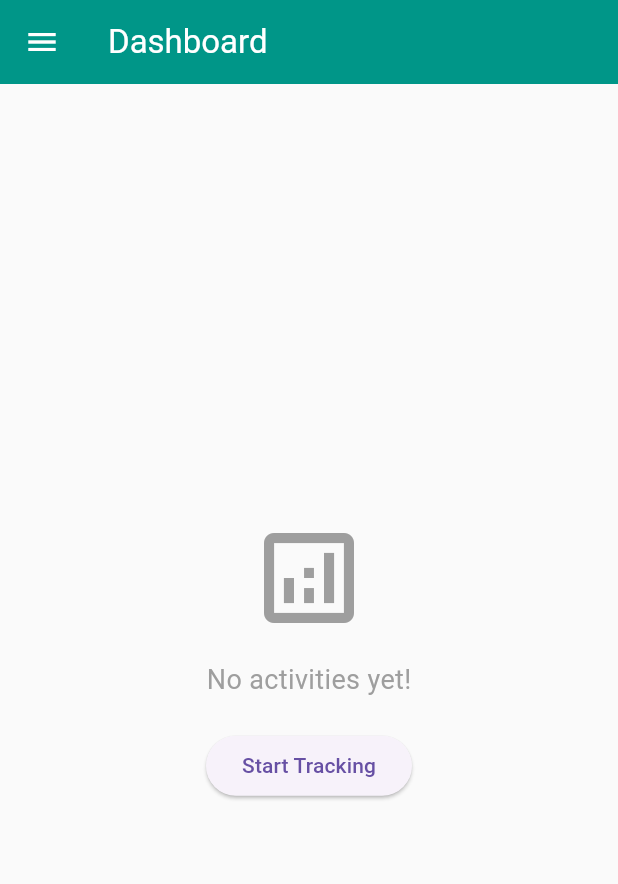
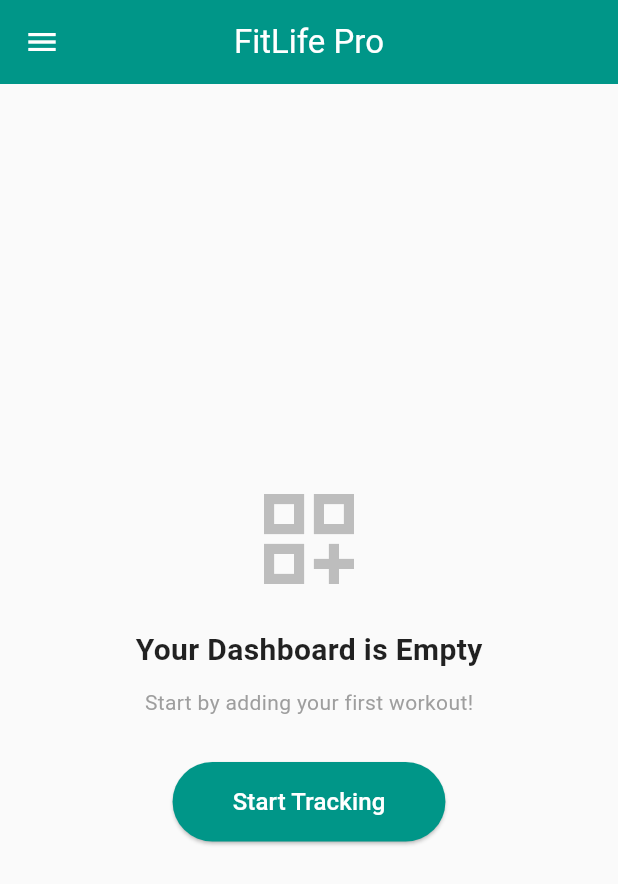
Before and after one commit to Sharouldroid/fitlife_pro, a Flutter app: the screen it shows once a user with an empty profile is signed in, on a phone screen of 412 x 824 dp. Shown: the top 884 px of the screen. Run offline on Flutter 3.47's test engine with Material 3 defaults, Android fonts, the phone set to English and light mode, and no system bars; our stand-ins replace cloud_firestore, firebase_auth, firebase_core; accounts and stored records are empty.

Commit message:
new update activity details and edit and dashboard

```diff
--- a/lib/screens/home/dashboard_screen.dart
+++ b/lib/screens/home/dashboard_screen.dart
@@ -10,15 +10,15 @@ class DashboardScreen extends StatelessWidget {
   Widget build(BuildContext context) {
     final User? user = FirebaseAuth.instance.currentUser;
     final String uid = user?.uid ?? '';
-
-    // 1. CHECK IF DARK MODE IS ON
-    // We use this boolean to change text colors dynamically
     final bool isDark = Theme.of(context).brightness == Brightness.dark;
 
     return Scaffold(
       appBar: AppBar(
-        title: const Text("Dashboard"),
-        // No hardcoded background color (handled by main.dart theme)
+        title: const Text("FitLife Pro"),
+        centerTitle: true,
+        elevation: 0,
+        backgroundColor: Colors.teal, // Transparent for modern look
+        foregroundColor: isDark ? Colors.teal : Colors.white, // Icon/Text color
       ),
       drawer: _buildDrawer(context, user),
       body: StreamBuilder<QuerySnapshot>(
@@ -32,7 +32,7 @@ class DashboardScreen extends StatelessWidget {
             return _buildEmptyState(context);
           }
 
-          // CALCULATE TOTALS
+          // --- CALCULATE TOTALS ---
           final docs = snapshot.data!.docs;
           final int totalWorkouts = docs.length;
           double totalCalories = 0;
@@ -54,34 +54,89 @@ class DashboardScreen extends StatelessWidget {
             }
           }
 
+          // --- MAIN LAYOUT ---
           return SingleChildScrollView(
-            padding: const EdgeInsets.all(16.0),
+            padding: const EdgeInsets.all(20.0),
             child: Column(
-              crossAxisAlignment: CrossAxisAlignment.stretch,
+              crossAxisAlignment: CrossAxisAlignment.start,
               children: [
-                const Text(
-                  "Your Progress",
-                  style: TextStyle(fontSize: 22, fontWeight: FontWeight.bold),
+                // 1. GREETING HEADER
+                Text(
+                  "Hello, ${user?.displayName ?? 'Athlete'}! 👋",
+                  style: TextStyle(
+                    fontSize: 26,
+                    fontWeight: FontWeight.bold,
+                    color: isDark ? Colors.white : Colors.black87,
+                  ),
                 ),
-                const SizedBox(height: 20),
-
-                // PASS 'isDark' TO THE STAT CARDS
-                _buildStatCard("Workouts", "$totalWorkouts", Icons.directions_run, Colors.teal, isDark),
-                const SizedBox(height: 10),
-                _buildStatCard("Calories", "${totalCalories.toStringAsFixed(0)} kcal", Icons.local_fire_department, Colors.orange, isDark),
-                const SizedBox(height: 10),
-                _buildStatCard("Duration", "$totalDuration mins", Icons.timer, Colors.blue, isDark),
+                Text(
+                  "Here is your daily summary.",
+                  style: TextStyle(
+                    fontSize: 16,
+                    color: isDark ? Colors.grey[400] : Colors.grey[600],
+                  ),
+                ),
 
                 const SizedBox(height: 30),
 
-                ElevatedButton.icon(
-                  onPressed: () => Navigator.pushNamed(context, '/add_activity'),
-                  icon: const Icon(Icons.add),
-                  label: const Text("Log New Activity"),
-                  style: ElevatedButton.styleFrom(
-                    backgroundColor: Colors.teal,
-                    padding: const EdgeInsets.all(15),
-                    textStyle: const TextStyle(fontSize: 18),
+                // 2. HERO CARD (Calories) - Uses Gradient
+                _buildGradientCard(
+                  title: "Calories Burned",
+                  value: "${totalCalories.toStringAsFixed(0)} kcal",
+                  icon: Icons.local_fire_department_rounded,
+                  colors: [Colors.orange.shade400, Colors.deepOrange.shade600],
+                ),
+
+                const SizedBox(height: 20),
+
+                // 3. ROW OF SMALLER CARDS
+                Row(
+                  children: [
+                    Expanded(
+                      child: _buildGradientCard(
+                        title: "Workouts",
+                        value: "$totalWorkouts",
+                        icon: Icons.fitness_center,
+                        colors: [Colors.teal.shade300, Colors.teal.shade700],
+                        isSmall: true,
+                      ),
+                    ),
+                    const SizedBox(width: 15),
+                    Expanded(
+                      child: _buildGradientCard(
+                        title: "Duration",
+                        value: "$totalDuration m",
+                        icon: Icons.timer,
+                        colors: [Colors.blue.shade300, Colors.blue.shade700],
+                        isSmall: true,
+                      ),
+                    ),
+                  ],
+                ),
+
+                const SizedBox(height: 40),
+
+                // 4. ACTION BUTTON
+                SizedBox(
+                  width: double.infinity,
+                  height: 55,
+                  child: ElevatedButton(
+                    onPressed: () => Navigator.pushNamed(context, '/add_activity'),
+                    style: ElevatedButton.styleFrom(
+                      backgroundColor: isDark ? Colors.grey[800] : Colors.white,
+                      foregroundColor: Colors.teal,
+                      elevation: 5,
+                      shape: RoundedRectangleBorder(borderRadius: BorderRadius.circular(15)),
+                      shadowColor: Colors.black26,
+                    ),
+                    child: const Row(
+                      mainAxisAlignment: MainAxisAlignment.center,
+                      children: [
+                        Icon(Icons.add_circle_outline, size: 28),
+                        SizedBox(width: 10),
+                        Text("Log New Activity", style: TextStyle(fontSize: 18, fontWeight: FontWeight.bold)),
+                      ],
+                    ),
                   ),
                 ),
               ],
@@ -92,56 +147,104 @@ class DashboardScreen extends StatelessWidget {
     );
   }
 
+  // --- MODERN GRADIENT CARD ---
+  Widget _buildGradientCard({
+    required String title,
+    required String value,
+    required IconData icon,
+    required List<Color> colors,
+    bool isSmall = false,
+  }) {
+    return Container(
+      height: isSmall ? 140 : 160,
+      padding: const EdgeInsets.all(20),
+      decoration: BoxDecoration(
+        gradient: LinearGradient(
+          begin: Alignment.topLeft,
+          end: Alignment.bottomRight,
+          colors: colors,
+        ),
+        borderRadius: BorderRadius.circular(25),
+        boxShadow: [
+          BoxShadow(
+            color: colors.last.withOpacity(0.4),
+            blurRadius: 12,
+            offset: const Offset(0, 8),
+          ),
+        ],
+      ),
+      child: Column(
+        crossAxisAlignment: CrossAxisAlignment.start,
+        mainAxisAlignment: MainAxisAlignment.spaceBetween,
+        children: [
+          // Icon Box
+          Container(
+            padding: const EdgeInsets.all(10),
+            decoration: BoxDecoration(
+              color: Colors.white.withOpacity(0.2),
+              shape: BoxShape.circle,
+            ),
+            child: Icon(icon, color: Colors.white, size: isSmall ? 24 : 30),
+          ),
+          // Text Data
+          Column(
+            crossAxisAlignment: CrossAxisAlignment.start,
+            children: [
+              Text(
+                value,
+                style: TextStyle(
+                  fontSize: isSmall ? 24 : 32,
+                  fontWeight: FontWeight.bold,
+                  color: Colors.white,
+                ),
+              ),
+              const SizedBox(height: 5),
+              Text(
+                title,
+                style: TextStyle(
+                  fontSize: 14,
+                  fontWeight: FontWeight.w500,
+                  color: Colors.white.withOpacity(0.9),
+                ),
+              ),
+            ],
+          ),
+        ],
+      ),
+    );
+  }
+
+  // --- EMPTY STATE ---
   Widget _buildEmptyState(BuildContext context) {
+    final bool isDark = Theme.of(context).brightness == Brightness.dark;
     return Center(
       child: Column(
         mainAxisAlignment: MainAxisAlignment.center,
         children: [
-          const Icon(Icons.analytics_outlined, size: 80, color: Colors.grey),
-          const SizedBox(height: 15),
-          const Text("No activities yet!", style: TextStyle(fontSize: 18, color: Colors.grey)),
+          Icon(Icons.dashboard_customize_outlined, size: 80, color: Colors.grey[400]),
           const SizedBox(height: 20),
+          Text(
+            "Your Dashboard is Empty",
+            style: TextStyle(fontSize: 20, fontWeight: FontWeight.bold, color: isDark ? Colors.white : Colors.black87),
+          ),
+          const SizedBox(height: 10),
+          const Text("Start by adding your first workout!", style: TextStyle(color: Colors.grey)),
+          const SizedBox(height: 30),
           ElevatedButton(
             onPressed: () => Navigator.pushNamed(context, '/add_activity'),
-            child: const Text("Start Tracking"),
+            style: ElevatedButton.styleFrom(
+              backgroundColor: Colors.teal,
+              padding: const EdgeInsets.symmetric(horizontal: 40, vertical: 15),
+              shape: RoundedRectangleBorder(borderRadius: BorderRadius.circular(30)),
+            ),
+            child: const Text("Start Tracking", style: TextStyle(fontSize: 16, color: Colors.white)),
           )
         ],
       ),
     );
   }
 
-  // 2. UPDATED CARD FUNCTION
-  // We added 'bool isDark' as a parameter to control colors
-  Widget _buildStatCard(String title, String value, IconData icon, Color color, bool isDark) {
-    return Card(
-      elevation: 4,
-      shape: RoundedRectangleBorder(borderRadius: BorderRadius.circular(12)),
-      // Card color is handled automatically by theme, but we ensure text contrasts well:
-      child: ListTile(
-        contentPadding: const EdgeInsets.all(16),
-        leading: CircleAvatar(
-          backgroundColor: color.withOpacity(0.1),
-          radius: 30,
-          child: Icon(icon, size: 30, color: color),
-        ),
-        title: Text(
-          title,
-          // If Dark Mode: Light Grey. If Light Mode: Dark Grey.
-          style: TextStyle(color: isDark ? Colors.grey[400] : Colors.grey),
-        ),
-        subtitle: Text(
-          value,
-          // If Dark Mode: White. If Light Mode: Black.
-          style: TextStyle(
-            fontSize: 24,
-            fontWeight: FontWeight.bold,
-            color: isDark ? Colors.white : Colors.black87,
-          )
-        ),
-      ),
-    );
-  }
-
+  // --- DRAWER (Unchanged logic, just clean) ---
   Widget _buildDrawer(BuildContext context, User? user) {
     return Drawer(
       child: ListView(
```
Also changed, not shown: lib/screens/activity/activity_detail_screen.dart (+56 -73 lines), lib/screens/activity/edit_activity_screen.dart (+11 -16 lines).
